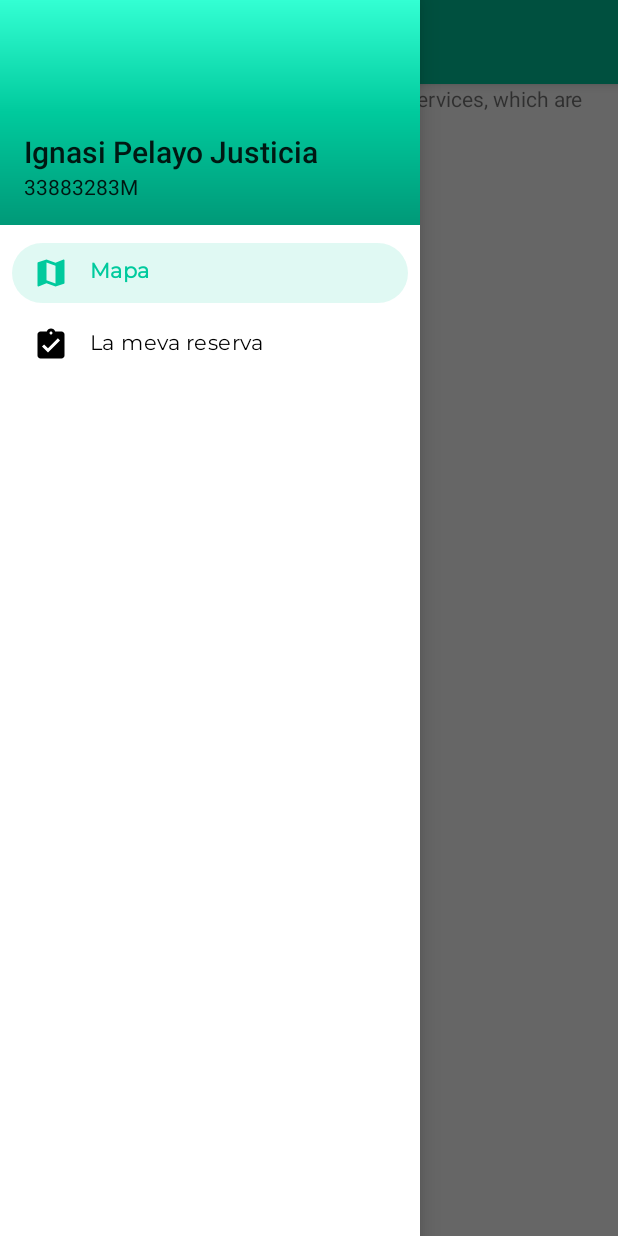
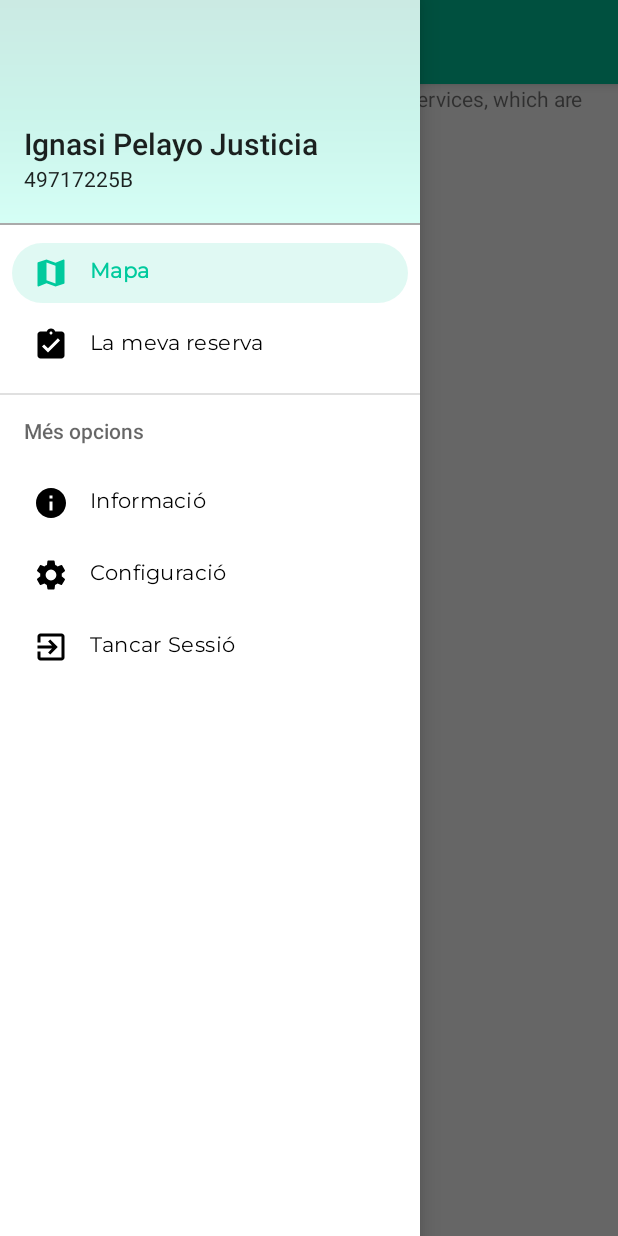
Before and after one commit to ArnauAguilarEmanuel/NensAlParc, an Android app: the screen it shows after launch (MainActivity), with the side drawer open, on a phone screen of 412 x 824 dp. Run offline under Robolectric (Android 15) with nearby library versions, the phone set to English and light mode, and no system bars; our stand-ins replace Firebase (no records; nobody signed in at launch, a user with empty details on screens opened directly), navigation-ui.

Commit message:
place info ui

```diff
--- a/Hackovid/app/src/main/res/drawable/side_nav_bar.xml
+++ b/Hackovid/app/src/main/res/drawable/side_nav_bar.xml
@@ -1,9 +1,10 @@
 <shape xmlns:android="http://schemas.android.com/apk/res/android"
     android:shape="rectangle">
     <gradient
-        android:angle="90"
+        android:angle="-90"
         android:centerColor="@color/purple_500"
         android:endColor="@color/fade_end"
         android:startColor="@color/purple_700"
-        android:type="linear" />
+        android:type="linear"
+        />
 </shape>
--- a/Hackovid/app/src/main/res/layout/activity_register.xml
+++ b/Hackovid/app/src/main/res/layout/activity_register.xml
@@ -101,7 +101,8 @@
                 android:layout_width="wrap_content"
                 android:layout_height="wrap_content"
                 android:text="@string/registration_accept"
-                android:layout_gravity="center"/>
+                android:layout_gravity="center"
+                />
 
 
         </LinearLayout>
--- a/Hackovid/app/src/main/res/layout/nav_header_main.xml
+++ b/Hackovid/app/src/main/res/layout/nav_header_main.xml
@@ -1,33 +1,55 @@
 <?xml version="1.0" encoding="utf-8"?>
-<LinearLayout xmlns:android="http://schemas.android.com/apk/res/android"
+
+<RelativeLayout
+    xmlns:android="http://schemas.android.com/apk/res/android"
     xmlns:app="http://schemas.android.com/apk/res-auto"
     android:layout_width="match_parent"
     android:layout_height="@dimen/nav_header_height"
-    android:gravity="bottom"
-    android:orientation="vertical"
-    android:paddingLeft="@dimen/activity_horizontal_margin"
-    android:paddingTop="@dimen/activity_vertical_margin"
-    android:paddingRight="@dimen/activity_horizontal_margin"
-    android:paddingBottom="@dimen/activity_vertical_margin"
-    android:theme="@style/Theme.MyApp"
-    android:background="@drawable/side_nav_bar">
+    >
 
     <!--  @string/nav_header_title
         @string/nav_header_subtitle
       -->
+    <LinearLayout
+        android:layout_width="match_parent"
+        android:layout_height="match_parent"
+        android:background="@drawable/side_nav_bar"
+        android:alpha="0.2">
+
+    </LinearLayout>
+
+    <LinearLayout
+        android:layout_width="match_parent"
+        android:layout_height="match_parent"
+        android:orientation="vertical"
+        android:gravity="bottom">
+
         <TextView
             android:layout_width="match_parent"
             android:layout_height="wrap_content"
             android:paddingTop="@dimen/nav_header_vertical_spacing"
             android:text="Ignasi Pelayo Justicia"
             android:id="@+id/userName"
-        android:textAppearance="@style/TextAppearance.AppCompat.Title" />
+            android:textAppearance="@style/TextAppearance.AppCompat.Title"
+            android:layout_marginLeft="@dimen/activity_vertical_margin"
+            />
 
         <TextView
             android:id="@+id/dni"
             android:layout_width="wrap_content"
             android:layout_height="wrap_content"
-        android:text="33883283M"
-        android:textAppearance="@style/TextAppearance.AppCompat.Body1"/>
+            android:text="49717225B"
+            android:textAppearance="@style/TextAppearance.AppCompat.Body1"
+            android:layout_marginLeft="@dimen/activity_vertical_margin"
+            android:alpha="1"/>
+
+        <View
+            android:layout_width="match_parent"
+            android:layout_height="1dp"
+            android:background="@android:color/darker_gray"
+            android:layout_marginTop="@dimen/button_top_margin"
+            android:alpha="1"/>
 
     </LinearLayout>
+
+</RelativeLayout>
--- a/Hackovid/app/src/main/res/menu/activity_main_drawer.xml
+++ b/Hackovid/app/src/main/res/menu/activity_main_drawer.xml
@@ -13,6 +13,24 @@
             android:id="@+id/nav_reservation"
             android:icon="@drawable/ic_reservation_accepted_black_24dp"
             android:title="@string/menu_reservation" />
+
     </group>
 
+    <item android:title="@string/navigation_view_more_options">
+        <menu>
+            <item
+                android:id="@+id/nav_info"
+                android:icon="@drawable/ic_info"
+                android:title="@string/menu_info" />
+            <item
+                android:id="@+id/nav_config"
+                android:icon="@drawable/ic_settings"
+                android:title="@string/menu_config" />
+            <item
+                android:id="@+id/nav_logout"
+                android:icon="@drawable/ic_logout"
+                android:title="@string/menu_logout" />
+        </menu>
+    </item>
+
 </menu>
--- a/Hackovid/app/src/main/res/values/strings.xml
+++ b/Hackovid/app/src/main/res/values/strings.xml
@@ -21,7 +21,6 @@
     <string name="google_maps_key">AIzaSyAxguhizbLa_WwidSpo7F7e1r55JEcorTU</string>
     <string name="title_activity_maps">Map</string>
 
-
     <string name="sign_in_phone_hint">Número de telèfon</string>
 
     <string name="phone_verification_info">Escriu el codi que has rebut per SMS</string>
@@ -35,4 +34,6 @@
     <string name="registration_dni_hint">DNI</string>
     <string name="registration_location_hint">\tPoblació</string>
     <string name="registration_accept">Confirmar informació</string>
+
+    <string name="place_info_make_reservation">Reservar hora</string>
 </resources>
```
Also changed, not shown: Hackovid/app/src/main/res/layout/fragment_share.xml (+36 -31 lines), Hackovid/app/src/main/res/values/dimens.xml (+8 -1 lines). Lines whose indentation alone changed are shown as unchanged.
